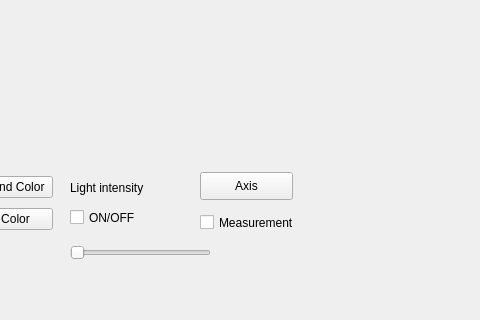
Qt form modelViewer/mainwindow.ui (So-Lok/2019_Group_38) before a commit; both pictures show x 400 to 880 and y 316 to 636 of the 966 by 636 pixel window.
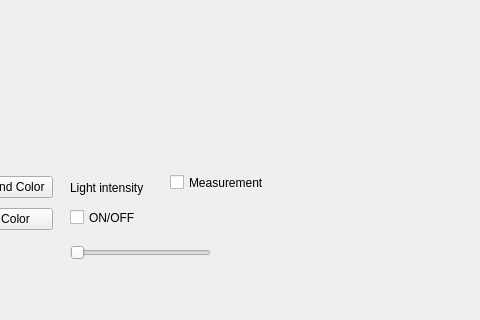
The same form after that commit. Icons and pictures are not drawn. Custom widgets are drawn as their Qt base class.

Commit message: moving axis widget to widget tab

The edit to the form file:
```diff
--- a/modelViewer/mainwindow.ui
+++ b/modelViewer/mainwindow.ui
@@ -156,24 +156,11 @@
      </item>
     </layout>
    </widget>
-   <widget class="QPushButton" name="axisLabel">
-    <property name="geometry">
-     <rect>
-      <x>600</x>
-      <y>440</y>
-      <width>93</width>
-      <height>28</height>
-     </rect>
-    </property>
-    <property name="text">
-     <string>Axis</string>
-    </property>
-   </widget>
    <widget class="QCheckBox" name="distWid">
     <property name="geometry">
      <rect>
-      <x>600</x>
-      <y>480</y>
+      <x>570</x>
+      <y>440</y>
       <width>111</width>
       <height>21</height>
      </rect>
```
Left out of the diff: 10 changed lines with no effect on the pictures. The commit also changes 2 other files.
